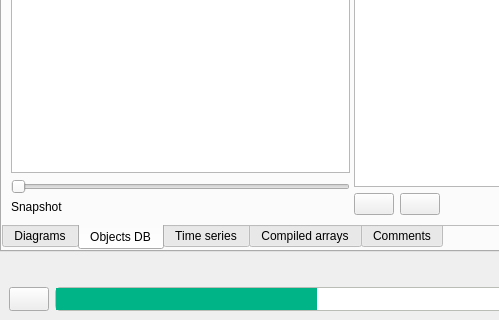
First picture: the form in src/GridCal/Gui/Main/MainWindow.ui, repository SanPen/GridCal, before the edit; both pictures show x 0 to 499 and y 487 to 807 of the 1371 by 807 pixel window.
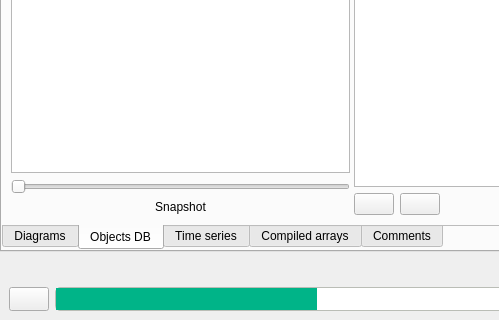
Second picture: the form after the edit. The open tabs and pages were chosen to show the change. Icons and pictures are not drawn.

The edit to the form file:
```diff
--- a/src/GridCal/Gui/Main/MainWindow.ui
+++ b/src/GridCal/Gui/Main/MainWindow.ui
@@ -425,6 +425,9 @@
                   <property name="text">
                    <string>Snapshot</string>
                   </property>
+                  <property name="alignment">
+                   <set>Qt::AlignCenter</set>
+                  </property>
                  </widget>
                 </item>
                 <item>
```
